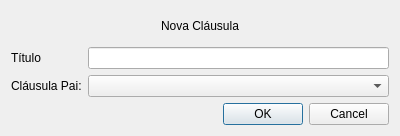
The window that views/UI/NewClauseDialog.ui (fbarden/ProjectManager) describes before a commit, drawn with Qt 5.
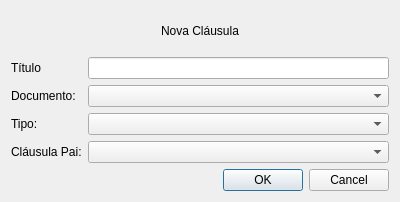
The same window after the commit.

Patch:
```diff
--- a/views/UI/NewClauseDialog.ui
+++ b/views/UI/NewClauseDialog.ui
@@ -7,7 +7,7 @@
     <x>0</x>
     <y>0</y>
     <width>400</width>
-    <height>136</height>
+    <height>202</height>
    </rect>
   </property>
   <property name="windowTitle">
@@ -26,6 +26,9 @@
    </item>
    <item>
     <layout class="QFormLayout" name="formLayout">
+     <property name="fieldGrowthPolicy">
+      <enum>QFormLayout::AllNonFixedFieldsGrow</enum>
+     </property>
      <item row="0" column="0">
       <widget class="QLabel" name="label_2">
        <property name="text">
@@ -37,14 +40,34 @@
       <widget class="QLineEdit" name="lineEdit"/>
      </item>
      <item row="1" column="0">
-      <widget class="QLabel" name="label_3">
+      <widget class="QLabel" name="documentLabel">
+       <property name="text">
+        <string>Documento:</string>
+       </property>
+      </widget>
+     </item>
+     <item row="2" column="0">
+      <widget class="QLabel" name="typeLabel">
+       <property name="text">
+        <string>Tipo:</string>
+       </property>
+      </widget>
+     </item>
+     <item row="3" column="0">
+      <widget class="QLabel" name="parentLabel">
        <property name="text">
         <string>Cláusula Pai:</string>
        </property>
       </widget>
      </item>
+     <item row="3" column="1">
+      <widget class="QComboBox" name="parentBox"/>
+     </item>
      <item row="1" column="1">
-      <widget class="QComboBox" name="comboBox"/>
+      <widget class="QComboBox" name="documentBox"/>
+     </item>
+     <item row="2" column="1">
+      <widget class="QComboBox" name="typeBox"/>
      </item>
     </layout>
    </item>
```
Left out of the diff: 20 changed lines with no effect on the pictures.
